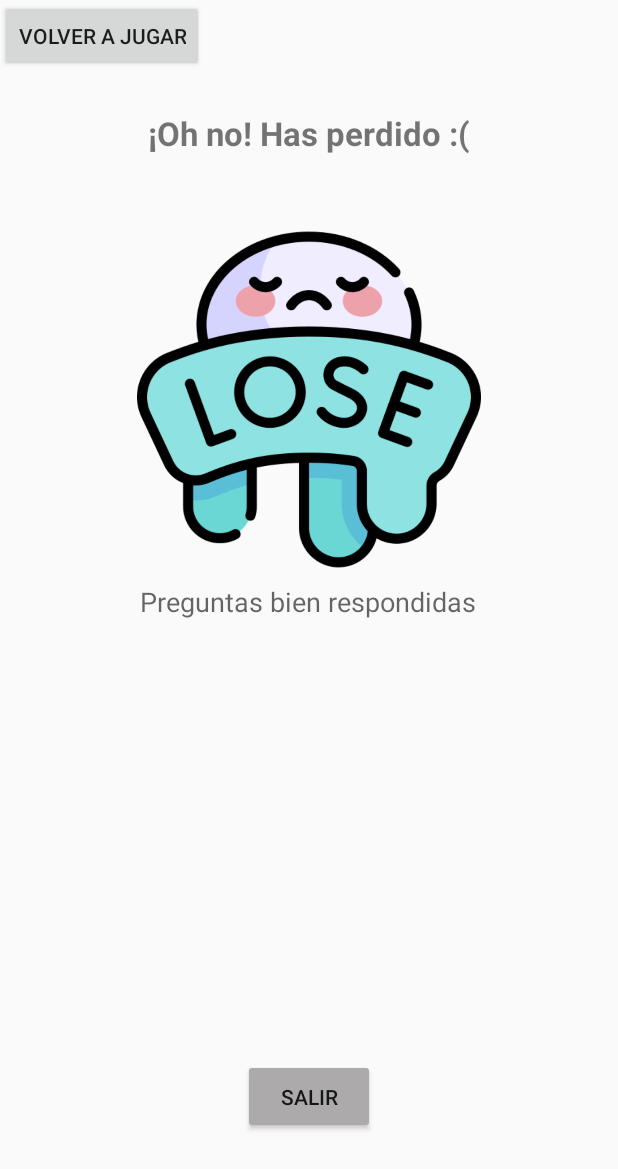
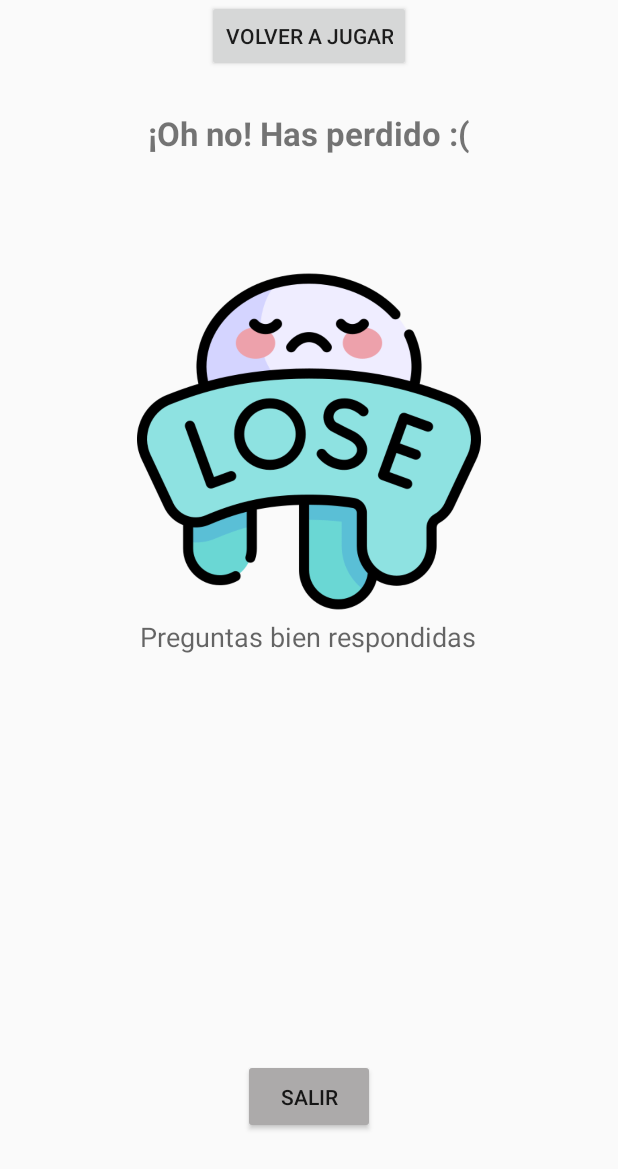
Before and after one commit to bryan-alexandxr/AMST_PrimeraEvaluacionPractica_Grupo-7_Lopez_Proano, an Android app: the layout activity_derrota.xml on its own in the app's theme, with its tools: preview values and no code run, on a phone screen of 412 x 824 dp. Shown: the top 1169 px of the screen. Run offline under Robolectric (Android 15) with nearby library versions, the phone set to English and light mode, and no system bars.

Commit message:
Nuevos Cambios

```diff
--- a/app/src/main/res/layout/activity_derrota.xml
+++ b/app/src/main/res/layout/activity_derrota.xml
@@ -37,6 +37,7 @@
         android:layout_width="229dp"
         android:layout_height="326dp"
         android:layout_marginStart="46dp"
+        android:layout_marginTop="28dp"
         android:layout_marginEnd="46dp"
         android:contentDescription="TODO"
         app:layout_constraintEnd_toEndOf="parent"
@@ -63,7 +64,8 @@
         android:layout_width="wrap_content"
         android:layout_height="wrap_content"
         android:text="@string/Volver"
-        tools:layout_editor_absoluteX="137dp"
+        app:layout_constraintEnd_toEndOf="parent"
+        app:layout_constraintStart_toStartOf="parent"
         tools:layout_editor_absoluteY="549dp" />
 
 </android.support.constraint.ConstraintLayout>
```
